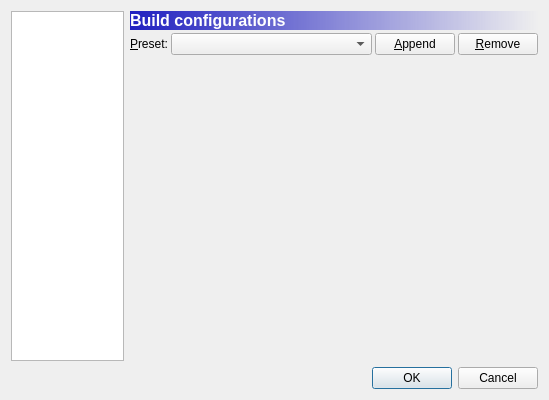
First picture: the form in hspide/configdialog.ui, repository sharkpp/hspide, before the edit.
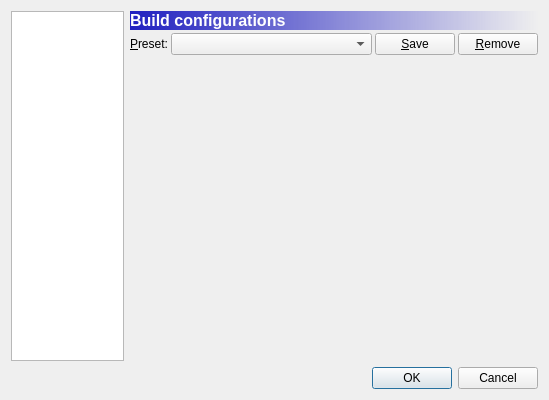
Second picture: the form after the edit. Icons and pictures are not drawn. Custom widgets are drawn as their Qt base class.

Patch:
```diff
--- a/hspide/configdialog.ui
+++ b/hspide/configdialog.ui
@@ -249,7 +249,7 @@
               </sizepolicy>
              </property>
              <property name="text">
-              <string>&amp;Append</string>
+              <string>&amp;Save</string>
              </property>
             </widget>
            </item>
```
Left out of the diff: 117 changed lines with no effect on the pictures.
